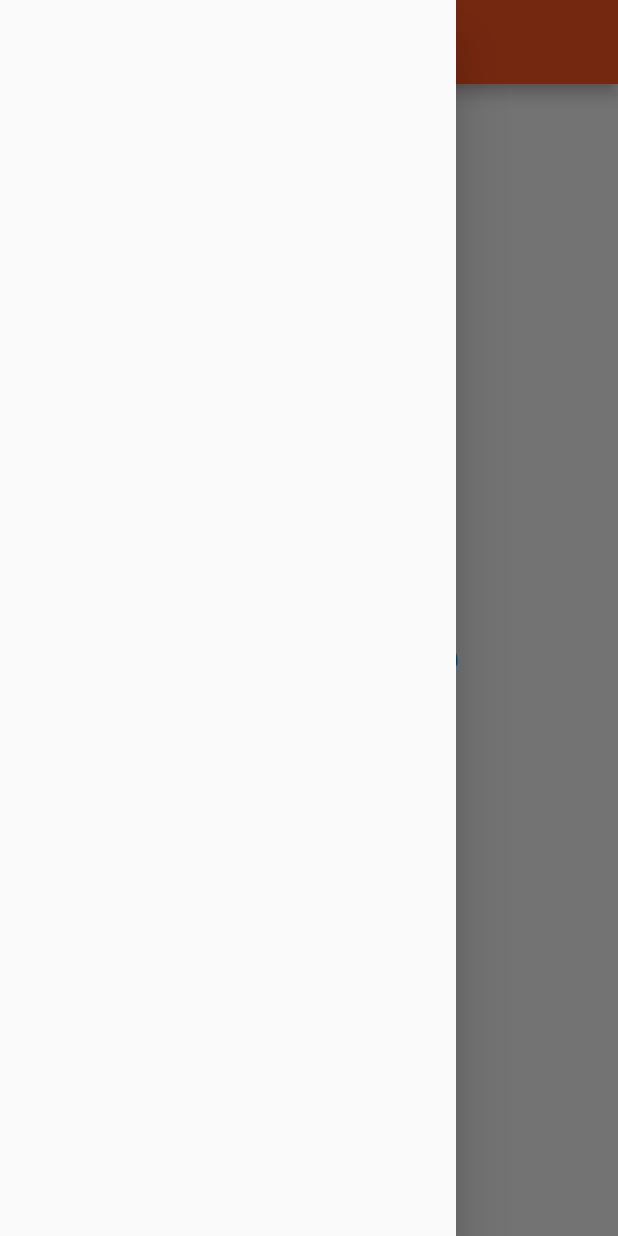
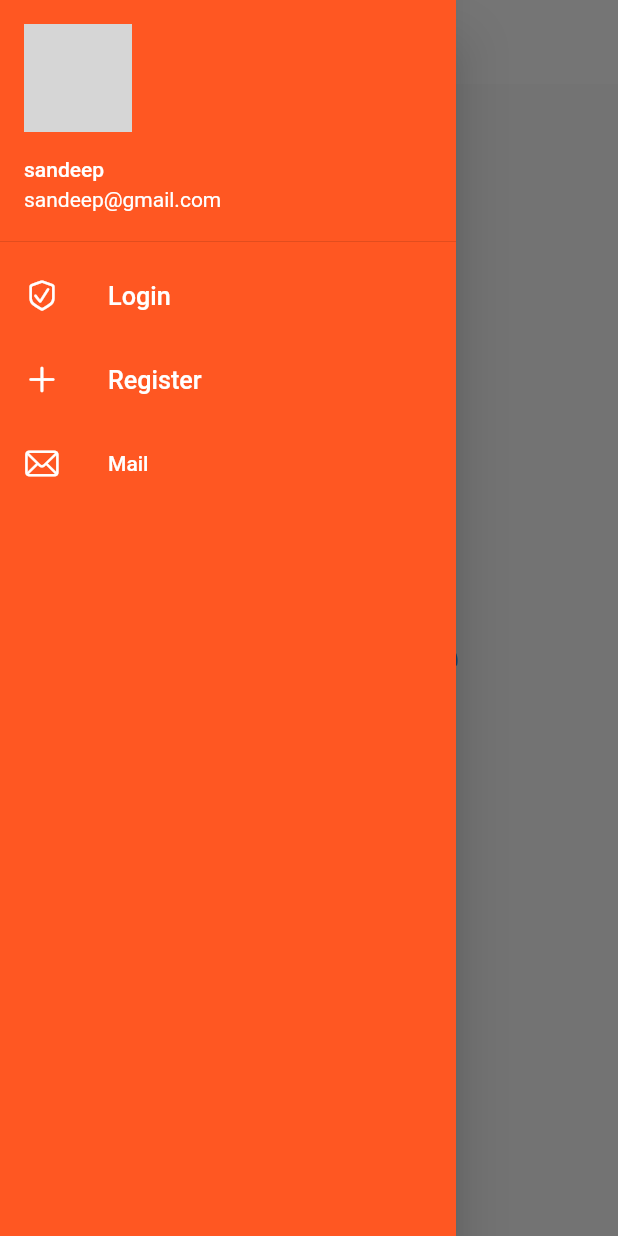
Before and after one commit to SandeepKS21/30-days-of-flutter, a Flutter app: the HomePage screen opened by its route, with the side drawer open, on a phone screen of 412 x 824 dp. Run offline on Flutter 3.47's test engine with Material 2 defaults, Android fonts, the phone set to English and light mode, and no system bars; network calls fail; grey boxes are pictures that could not be loaded.

Commit message:
day3 learned about theme

```diff
--- a/lib/pages/home_page.dart
+++ b/lib/pages/home_page.dart
@@ -1,4 +1,5 @@
 import 'package:flutter/material.dart';
+import 'package:flutter_application_1/widgets/drawer.dart';
 // import 'package:http/http.dart' as http;
 // import 'dart:convert';
 
@@ -17,7 +18,7 @@ class HomePage extends StatelessWidget {
         style: TextStyle(
             color: Colors.blue, fontSize: 40, fontStyle: FontStyle.italic),
       )),
-      drawer: const Drawer(),
+      drawer: Mydrawr(),
     );
   }
 }
--- a/lib/pages/utils/routes.dart
+++ b/lib/pages/utils/routes.dart
@@ -2,4 +2,5 @@ class MyRoutes {
   //"static"=> it will take ,emory only 1 time
   static String loginRoute = "/";
   static String homeRoute = '/home';
+  static String registerRoute = '/register';
 }
--- /dev/null
+++ b/lib/widgets/drawer.dart
@@ -0,0 +1,78 @@
+// ignore_for_file: non_constant_identifier_names
+
+import 'package:flutter/cupertino.dart';
+import 'package:flutter/material.dart';
+import 'package:flutter_application_1/pages/utils/routes.dart';
+
+// ignore_for_file: prefer_const_constructors
+
+class Mydrawr extends StatelessWidget {
+  const Mydrawr({super.key});
+
+  @override
+  Widget build(BuildContext context) {
+    Login(BuildContext context) {
+      Navigator.pushNamed(context, MyRoutes.loginRoute);
+    }
+
+    Register(BuildContext context) {
+      Navigator.pushNamed(context, MyRoutes.registerRoute);
+    }
+
+    const imageUrl =
+        "https://cdn.pixabay.com/photo/2016/08/11/23/48/mountains-1587287_960_720.jpg";
+
+    return Drawer(
+      // "ListView" => we can store item in array
+      child: Container(
+        color: Colors.deepOrange,
+        child: ListView(
+          // "EdgeInsets.zero"=> it will make padding 0
+          padding: EdgeInsets.zero,
+          children: [
+            const DrawerHeader(
+              padding: EdgeInsets.zero,
+              child: UserAccountsDrawerHeader(
+                margin: EdgeInsets.zero,
+                // decoration: BoxDecoration(color: Colors.deepOrange),
+                accountName: Text("sandeep"),
+                accountEmail: Text("sandeep@gmail.com"),
+                currentAccountPicture:
+                    CircleAvatar(backgroundImage: NetworkImage(imageUrl)),
+              ),
+            ),
+            ListTile(
+              onTap: () => Login(context),
+              leading:
+                  Icon(CupertinoIcons.checkmark_shield, color: Colors.white),
+              title: Text(
+                "Login",
+                textScaleFactor: 1.2,
+                style: TextStyle(color: Colors.white),
+              ),
+            ),
+            ListTile(
+              onTap: () => Register(context),
+              leading: Icon(CupertinoIcons.add, color: Colors.white),
+              title: Text(
+                "Register",
+                textScaleFactor: 1.2,
+                style: TextStyle(color: Colors.white),
+              ),
+            ),
+            ListTile(
+              leading: Icon(
+                CupertinoIcons.mail,
+                color: Colors.white,
+              ),
+              title: Text(
+                "Mail",
+                style: TextStyle(color: Colors.white),
+              ),
+            )
+          ],
+        ),
+      ),
+    );
+  }
+}
--- /dev/null
+++ b/lib/widgets/themes.dart
@@ -0,0 +1,17 @@
+import 'package:flutter/material.dart';
+
+class Mytheme {
+  static ThemeData lighTheme(BuildContext context) => ThemeData(
+        primarySwatch: Colors.deepOrange,
+
+        // "appBarTheme"=> change app bar theme, color
+        appBarTheme: AppBarTheme(
+          color: Colors.white, elevation: 0.0,
+
+          // "iconTheme"=> it chnages app bar icon color to black. ex side bar logo
+          iconTheme: const IconThemeData(color: Colors.black),
+          // ignore: deprecated_member_use
+          textTheme: Theme.of(context).textTheme,
+        ),
+      );
+}
```
Also changed, not shown: lib/main.dart (+9 -6 lines), lib/pages/login_page.dart (+12 -0 lines), lib/pages/register_page.dart (added, +103 -0 lines), assets/images/register.png (added).
